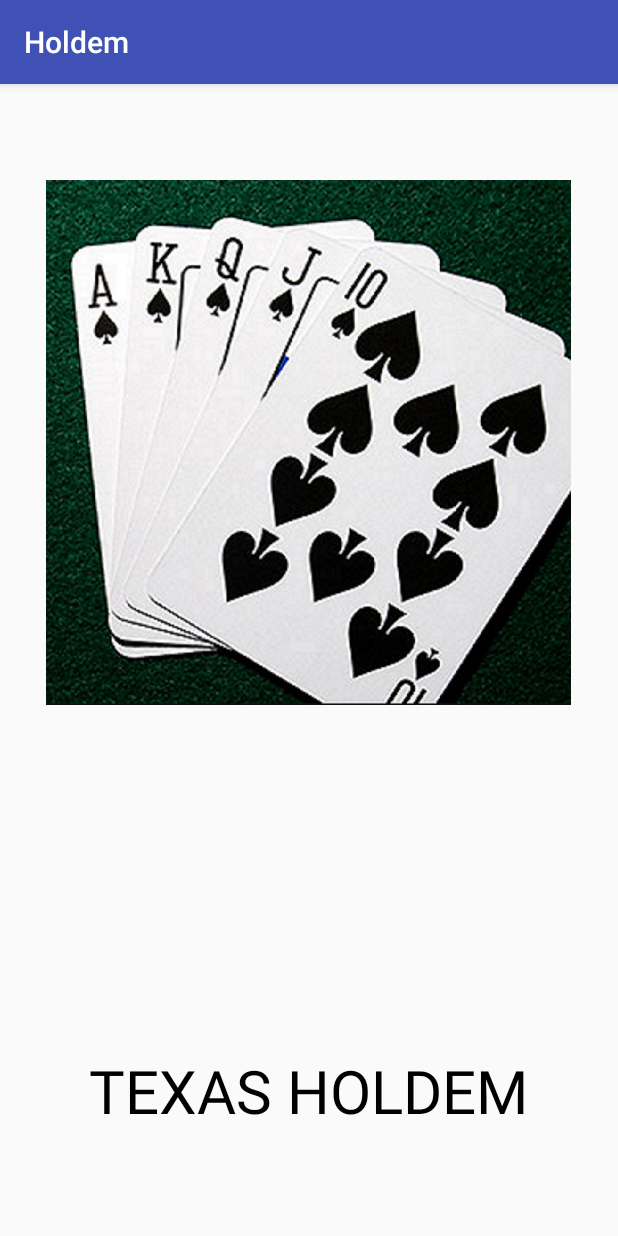
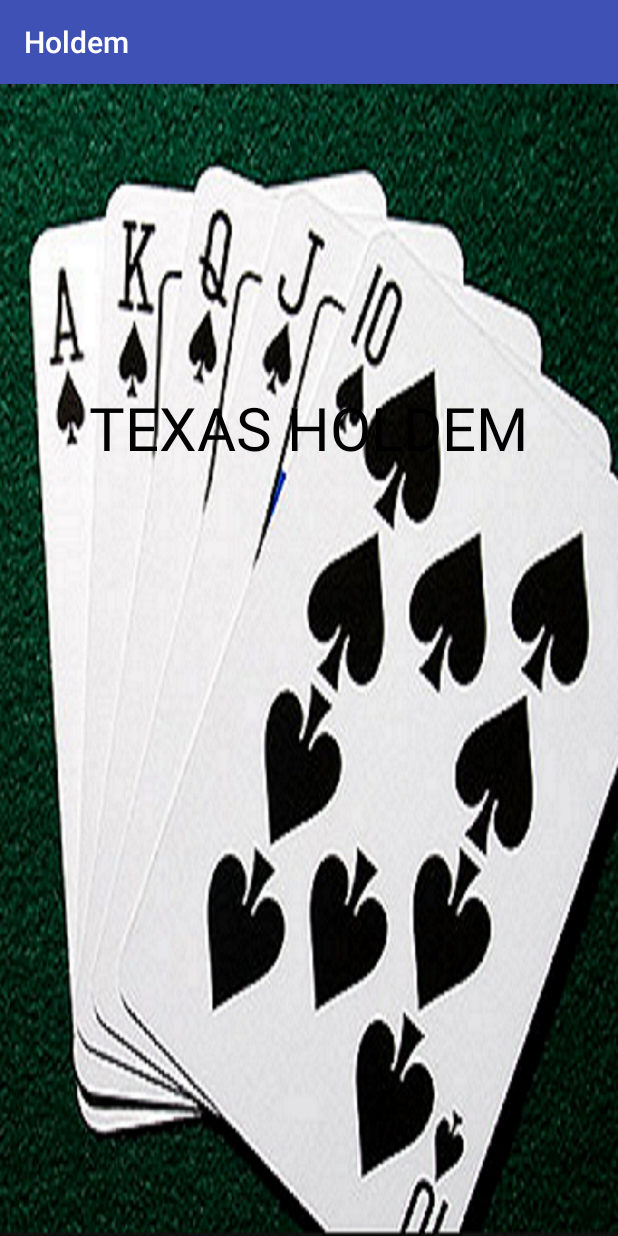
Before and after one commit to swhdgjss/Android, an Android app: the Splash screen opened directly, with no data from a screen before it, on a phone screen of 412 x 824 dp. Run offline under Robolectric (Android 15) with nearby library versions, the phone set to English and light mode, and no system bars.

Commit message:
06/22 design작어

```diff
--- a/app/src/main/res/layout/activity_splash.xml
+++ b/app/src/main/res/layout/activity_splash.xml
@@ -4,6 +4,7 @@
     xmlns:tools="http://schemas.android.com/tools"
     android:layout_width="match_parent"
     android:layout_height="match_parent"
+    android:background="@drawable/card"
     tools:context="com.example.l.holdem.Splash">
 
     <TextView
@@ -15,19 +16,8 @@
         android:textSize="40sp"
         tools:layout_editor_absoluteX="58dp"
         tools:layout_editor_absoluteY="419dp"
-        android:layout_alignParentBottom="true"
+        android:layout_alignParentTop="true"
         android:layout_centerHorizontal="true"
-        android:layout_marginBottom="70dp" />
-
-    <ImageView
-        android:id="@+id/image"
-        android:layout_width="350dp"
-        android:layout_height="350dp"
-        android:layout_marginTop="64dp"
-        app:srcCompat="@drawable/card"
-        tools:layout_editor_absoluteX="30dp"
-        tools:layout_editor_absoluteY="36dp"
-        android:layout_alignParentTop="true"
-        android:layout_centerHorizontal="true" />
+        android:layout_marginTop="202dp" />
 
 </RelativeLayout>
```
